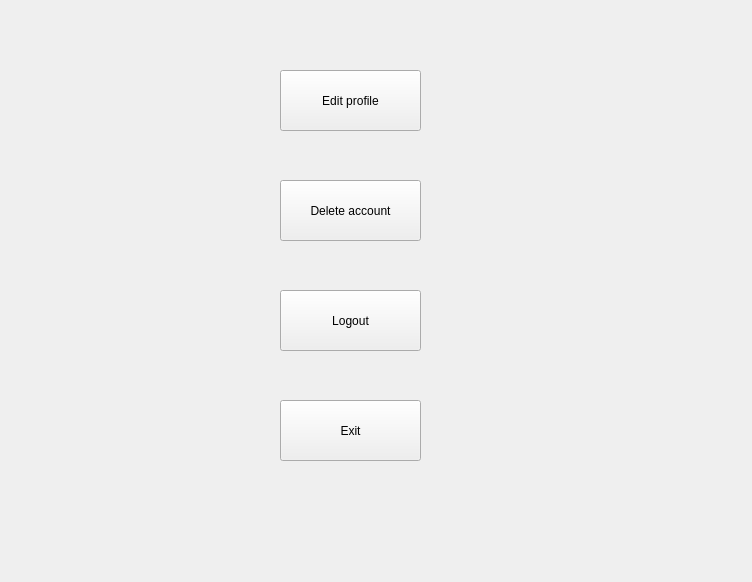
This is setting.ui in romina-kh/project2_rm as Qt 5 draws it before an edit. The edited form follows.
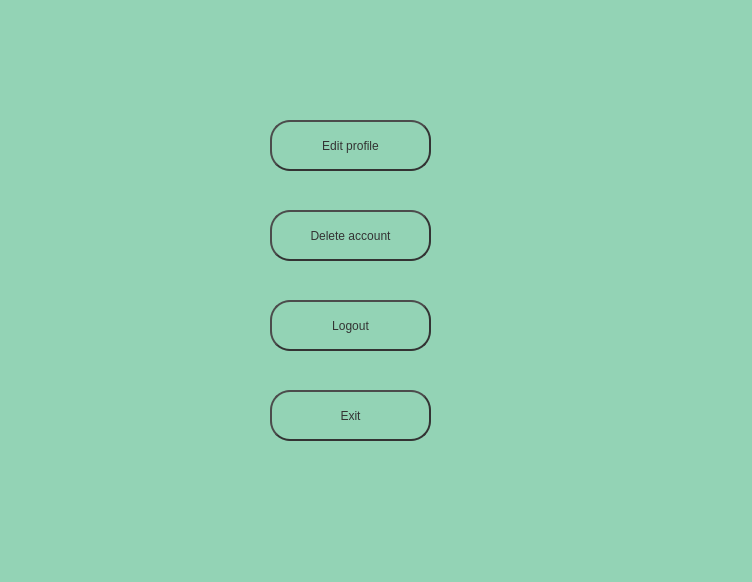
This is the edited form.

The edit to the form file:
```diff
--- a/setting.ui
+++ b/setting.ui
@@ -10,31 +10,50 @@
     <height>582</height>
    </rect>
   </property>
+  <property name="sizePolicy">
+   <sizepolicy hsizetype="Preferred" vsizetype="Preferred">
+    <horstretch>0</horstretch>
+    <verstretch>0</verstretch>
+   </sizepolicy>
+  </property>
   <property name="windowTitle">
    <string>Form</string>
   </property>
-  <widget class="QPushButton" name="btn_edit_setting">
-   <property name="geometry">
-    <rect>
-     <x>280</x>
-     <y>70</y>
-     <width>141</width>
-     <height>61</height>
-    </rect>
-   </property>
-   <property name="text">
-    <string>Edit profile</string>
-   </property>
-  </widget>
+  <property name="styleSheet">
+   <string notr="true">background: #93d3b5</string>
+  </property>
   <widget class="QPushButton" name="btn_logout_setting">
    <property name="geometry">
     <rect>
-     <x>280</x>
-     <y>290</y>
-     <width>141</width>
-     <height>61</height>
+     <x>270</x>
+     <y>300</y>
+     <width>161</width>
+     <height>51</height>
     </rect>
    </property>
+   <property name="styleSheet">
+    <string notr="true">QPushButton {
+	font: 18pt &quot;MS Gothic&quot;;
+	font: 9pt &quot;MS Shell Dlg 2&quot;;
+	font: 14pt &quot;MS Shell Dlg 2&quot;;
+color: #333;
+border: 2px solid #333;
+border-radius: 20px;
+border-style: outset;
+background: qradialgradient(
+cx: 0.3, cy: -0.4, fx: 0.3, fy: -0.4,
+radius: 1.35, stop: 0 #fff, stop: 1 #84CEEB
+);
+padding: 5px;
+}
+
+QPushButton:hover {
+background: qradialgradient(
+cx: 0.3, cy: -0.4, fx: 0.3, fy: -0.4,
+radius: 1.35, stop: 0 #fff, stop: 1 #bbb
+);
+}</string>
+   </property>
    <property name="text">
     <string>Logout</string>
    </property>
@@ -42,25 +61,101 @@
   <widget class="QPushButton" name="btn_delete_setting">
    <property name="geometry">
     <rect>
-     <x>280</x>
-     <y>180</y>
-     <width>141</width>
-     <height>61</height>
+     <x>270</x>
+     <y>210</y>
+     <width>161</width>
+     <height>51</height>
     </rect>
    </property>
+   <property name="styleSheet">
+    <string notr="true">QPushButton {
+	font: 12pt &quot;MS Shell Dlg 2&quot;;
+color: #333;
+border: 2px solid #333;
+border-radius: 20px;
+border-style: outset;
+background: qradialgradient(
+cx: 0.3, cy: -0.4, fx: 0.3, fy: -0.4,
+radius: 1.35, stop: 0 #fff, stop: 1 #5AB9EA
+);
+padding: 5px;
+}
+
+QPushButton:hover {
+background: qradialgradient(
+cx: 0.3, cy: -0.4, fx: 0.3, fy: -0.4,
+radius: 1.35, stop: 0 #fff, stop: 1 #bbb
+);
+}</string>
+   </property>
    <property name="text">
     <string>Delete account</string>
    </property>
   </widget>
+  <widget class="QPushButton" name="btn_edit_setting">
+   <property name="geometry">
+    <rect>
+     <x>270</x>
+     <y>120</y>
+     <width>161</width>
+     <height>51</height>
+    </rect>
+   </property>
+   <property name="styleSheet">
+    <string notr="true">QPushButton {
+font: 12pt &quot;MS Shell Dlg 2&quot;;
+color: #333;
+border: 2px solid #333;
+border-radius: 20px;
+border-style: outset;
+background: qradialgradient(
+cx: 0.3, cy: -0.4, fx: 0.3, fy: -0.4,
+radius: 1.35, stop: 0 #fff, stop: 1 #2f6aa1
+);
+padding: 5px;
+}
+
+QPushButton:hover {
+background: qradialgradient(
+cx: 0.3, cy: -0.4, fx: 0.3, fy: -0.4,
+radius: 1.35, stop: 0 #fff, stop: 1 #bbb
+);
+}</string>
+   </property>
+   <property name="text">
+    <string>Edit profile</string>
+   </property>
+  </widget>
   <widget class="QPushButton" name="btn_exit_setting">
    <property name="geometry">
     <rect>
-     <x>280</x>
-     <y>400</y>
-     <width>141</width>
-     <height>61</height>
+     <x>270</x>
+     <y>390</y>
+     <width>161</width>
+     <height>51</height>
     </rect>
    </property>
+   <property name="styleSheet">
+    <string notr="true">QPushButton {
+font: 12pt &quot;MS Shell Dlg 2&quot;;
+color: #333;
+border: 2px solid #333;
+border-radius: 20px;
+border-style: outset;
+background: qradialgradient(
+cx: 0.3, cy: -0.4, fx: 0.3, fy: -0.4,
+radius: 1.35, stop: 0 #fff, stop: 1 #C1C8E4
+);
+padding: 5px;
+}
+
+QPushButton:hover {
+background: qradialgradient(
+cx: 0.3, cy: -0.4, fx: 0.3, fy: -0.4,
+radius: 1.35, stop: 0 #fff, stop: 1 #bbb
+);
+}</string>
+   </property>
    <property name="text">
     <string>Exit</string>
    </property>
```
